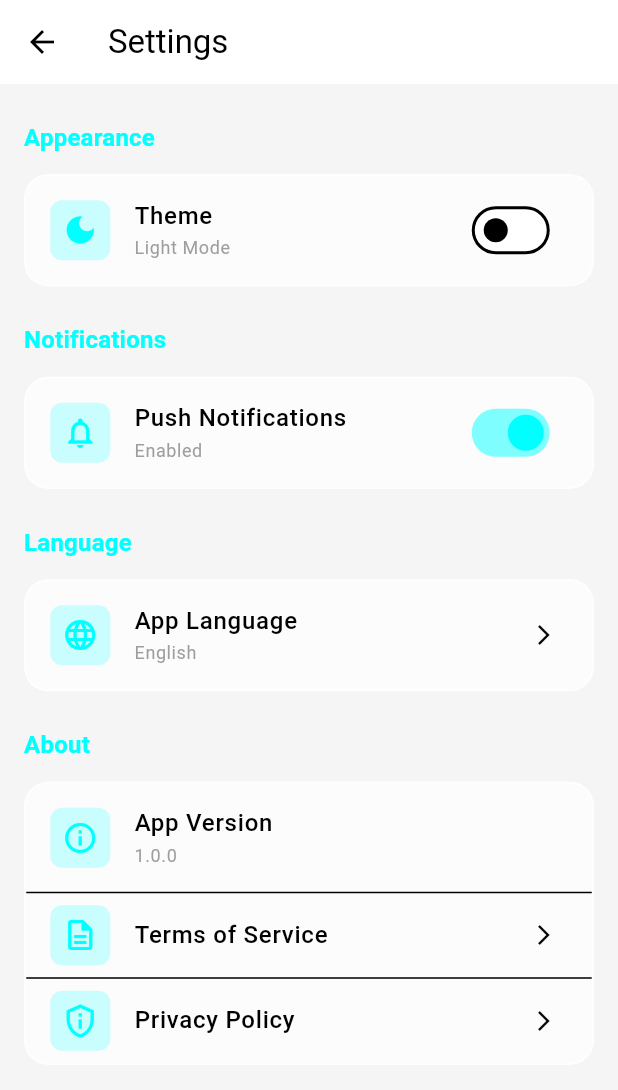
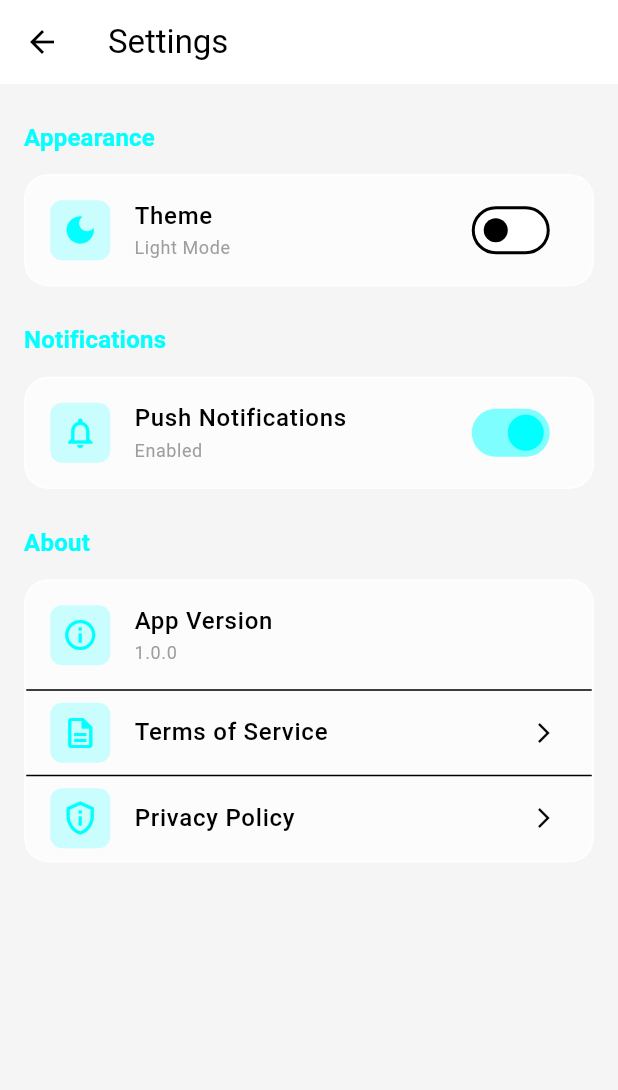
Before and after one commit to Fahimulislamfahim/MotoFile, a Flutter app: the HomeScreen screen opened directly, in the side drawer, after a tap on "Settings", on a phone screen of 412 x 824 dp. Shown: the top 1090 px of the screen. Run offline on Flutter 3.47's test engine with Material 3 defaults, Android fonts, the phone set to English and light mode, and no system bars; our stand-ins replace file_picker, flutter_local_notifications, image_picker, local_auth, printing, share_plus and 3 more; missing offline and left inert: flutter_pdfview, google_mlkit_text_recognition; accounts and stored records are empty.

Commit message:
feat: implement initial About, Home, and Settings screens

```diff
--- a/lib/presentation/screens/home_screen.dart
+++ b/lib/presentation/screens/home_screen.dart
@@ -379,6 +379,42 @@ class _HomeScreenState extends State<HomeScreen> {
           final title = _displayTypes[index];
           final doc = _getDocumentForType(title);
 
+          return LongPressDraggable<int>(
+            data: index,
+            feedback: Material(
+              elevation: 8,
+              borderRadius: BorderRadius.circular(16),
+              child: Opacity(
+                opacity: 0.8,
+                child: Transform.scale(
+                  scale: 1.05,
+                  child: SizedBox(
+                    width: (MediaQuery.of(context).size.width - 48) / 2,
+                    child: DashboardCard(
+                      title: title,
+                      expiryDate: doc.expiryDate,
+                      status: doc.status,
+                      onTap: () {},
+                    ),
+                  ),
+                ),
+              ),
+            ),
+            childWhenDragging: Opacity(
+              opacity: 0.3,
+              child: DashboardCard(
+                key: ValueKey(title),
+                title: title,
+                expiryDate: doc.expiryDate,
+                status: doc.status,
+                onTap: () => _navigateToDocument(title),
+              ),
+            ),
+            child: DragTarget<int>(
+              onAcceptWithDetails: (details) {
+                _onReorder(details.data, index);
+              },
+              builder: (context, candidateData, rejectedData) {
                 return DashboardCard(
                   key: ValueKey(title),
                   title: title,
@@ -389,12 +425,31 @@ class _HomeScreenState extends State<HomeScreen> {
               },
             ),
           );
+        },
+      ),
+    );
   }
 
   Widget _buildListView() {
-    return ListView.builder(
+    return ReorderableListView.builder(
       padding: const EdgeInsets.symmetric(horizontal: 16),
       itemCount: _displayTypes.length,
+      onReorder: _onReorder,
+      proxyDecorator: (child, index, animation) {
+        return AnimatedBuilder(
+          animation: animation,
+          builder: (context, child) {
+            return Transform.scale(
+              scale: 1.02,
+              child: Opacity(
+                opacity: 0.9,
+                child: child,
+              ),
+            );
+          },
+          child: child,
+        );
+      },
       itemBuilder: (context, index) {
         final title = _displayTypes[index];
         final doc = _getDocumentForType(title);
@@ -411,9 +466,25 @@ class _HomeScreenState extends State<HomeScreen> {
   }
 
   Widget _buildCardView() {
-    return ListView.builder(
+    return ReorderableListView.builder(
       padding: const EdgeInsets.symmetric(horizontal: 16),
       itemCount: _displayTypes.length,
+      onReorder: _onReorder,
+      proxyDecorator: (child, index, animation) {
+        return AnimatedBuilder(
+          animation: animation,
+          builder: (context, child) {
+            return Transform.scale(
+              scale: 1.02,
+              child: Opacity(
+                opacity: 0.9,
+                child: child,
+              ),
+            );
+          },
+          child: child,
+        );
+      },
       itemBuilder: (context, index) {
         final title = _displayTypes[index];
         final doc = _getDocumentForType(title);
--- a/lib/presentation/screens/settings_screen.dart
+++ b/lib/presentation/screens/settings_screen.dart
@@ -12,7 +12,6 @@ class SettingsScreen extends StatefulWidget {
 
 class _SettingsScreenState extends State<SettingsScreen> {
   bool _notificationsEnabled = true;
-  String _selectedLanguage = 'English';
 
   @override
   Widget build(BuildContext context) {
@@ -86,29 +85,6 @@ class _SettingsScreenState extends State<SettingsScreen> {
                 },
                 activeColor: Theme.of(context).primaryColor,
               ),
-            ),
-          ),
-          const SizedBox(height: 24),
-          Text(
-            'Language',
-            style: Theme.of(context).textTheme.titleMedium?.copyWith(
-                  color: Theme.of(context).primaryColor,
-                  fontWeight: FontWeight.bold,
-                ),
-          ),
-          const SizedBox(height: 12),
-          _buildGlassCard(
-            context,
-            isDark,
-            child: _buildSettingTile(
-              context,
-              icon: Icons.language,
-              title: 'App Language',
-              subtitle: _selectedLanguage,
-              trailing: const Icon(Icons.arrow_forward_ios, size: 16),
-              onTap: () {
-                _showLanguageDialog(context);
-              },
             ),
           ),
           const SizedBox(height: 24),
@@ -227,44 +203,4 @@ class _SettingsScreenState extends State<SettingsScreen> {
     );
   }
 
-  void _showLanguageDialog(BuildContext context) {
-    showDialog(
-      context: context,
-      builder: (context) => AlertDialog(
-        title: const Text('Select Language'),
-        content: Column(
-          mainAxisSize: MainAxisSize.min,
-          children: [
-            _buildLanguageOption('English'),
-            _buildLanguageOption('বাংলা'),
-            _buildLanguageOption('हिन्दी'),
-          ],
-        ),
-        actions: [
-          TextButton(
-            onPressed: () => Navigator.pop(context),
-            child: const Text('Cancel'),
-          ),
-        ],
-      ),
-    );
-  }
-
-  Widget _buildLanguageOption(String language) {
-    return RadioListTile<String>(
-      title: Text(language),
-      value: language,
-      groupValue: _selectedLanguage,
-      activeColor: Theme.of(context).primaryColor,
-      onChanged: (value) {
-        setState(() {
-          _selectedLanguage = value!;
-        });
-        Navigator.pop(context);
-        ScaffoldMessenger.of(context).showSnackBar(
-          SnackBar(content: Text('Language changed to $value')),
-        );
-      },
-    );
-  }
 }
```
Also changed, not shown: lib/presentation/screens/about_screen.dart (+1 -18 lines). Lines whose indentation alone changed are shown as unchanged.
